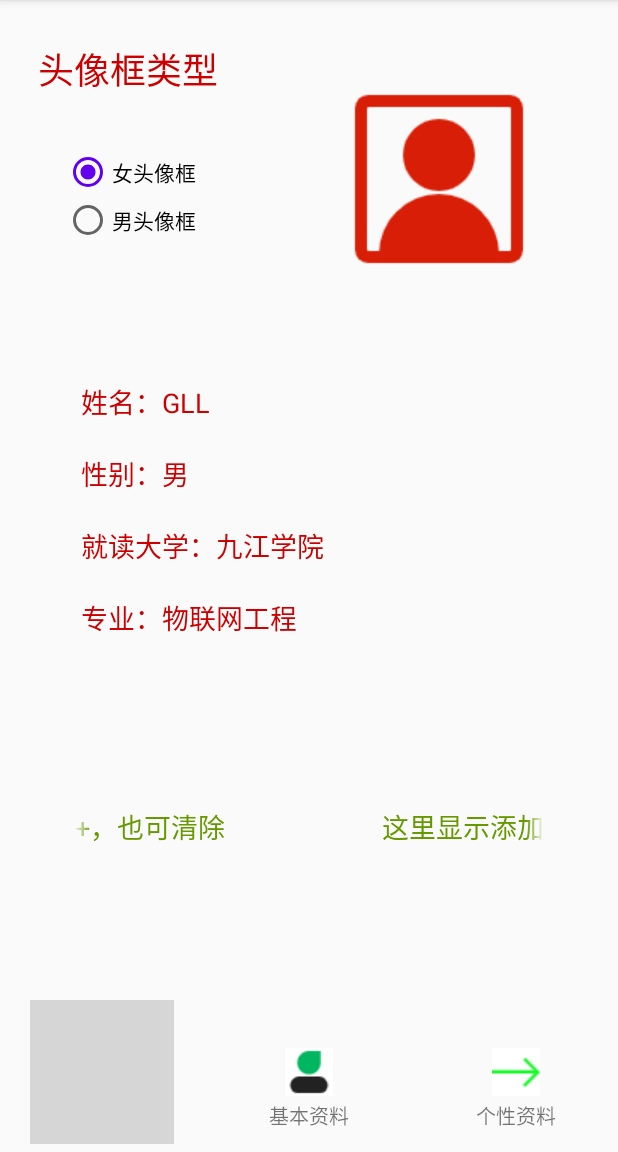
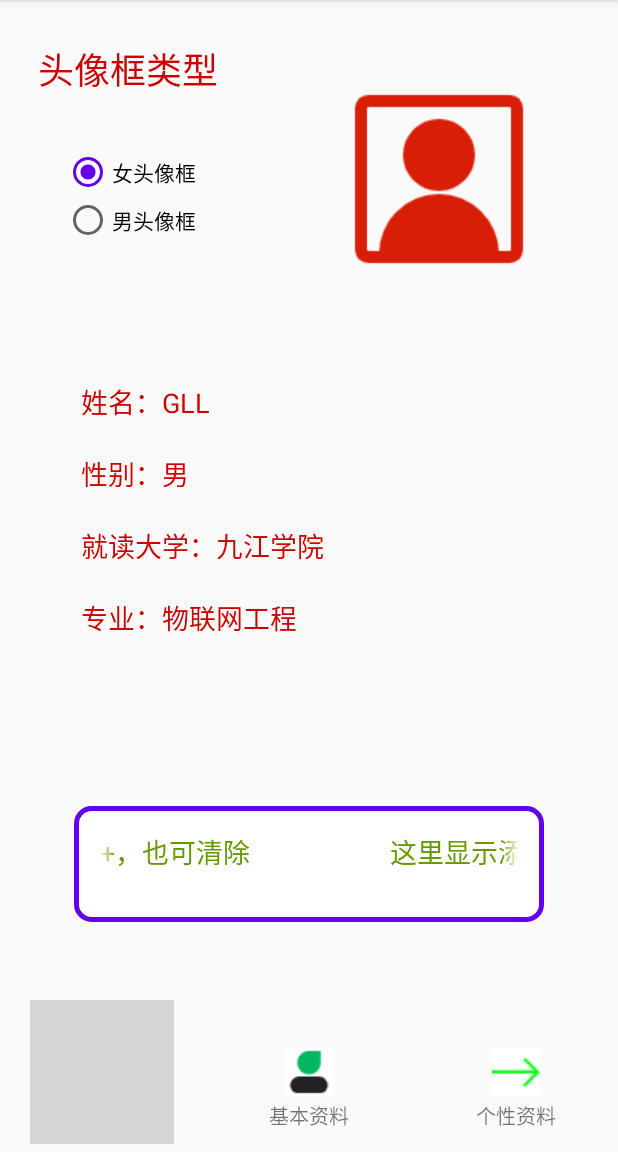
Before and after one commit to gllgll/MySelf, an Android app: the screen it shows after launch (MainActivity), on a phone screen of 412 x 824 dp, the part 84-1236 px from its top. Run offline under Robolectric (Android 15) with nearby library versions, the phone set to English and light mode, and no system bars; grey boxes are pictures that could not be loaded.

Commit message:
添加文本布局描边shape

```diff
--- /dev/null
+++ b/app/src/main/res/drawable/tv_shape.xml
@@ -0,0 +1,16 @@
+<?xml version="1.0" encoding="utf-8"?>
+<shape xmlns:android="http://schemas.android.com/apk/res/android">
+<!--    圆角-->
+    <corners android:radius="10dp"/>
+<!--    填充颜色-->
+    <solid android:color="@android:color/white"/>
+<!--    描边-->
+    <stroke android:width="3dp"
+        android:color="@color/colorAccent"/>
+<!--    内边距-->
+    <padding
+        android:top="17dp"
+        android:bottom="17dp"
+        android:left="17dp"
+        android:right="17dp"/>
+</shape>
--- a/app/src/main/res/layout/activity_main.xml
+++ b/app/src/main/res/layout/activity_main.xml
@@ -19,7 +19,7 @@
         android:layout_width="wrap_content"
         android:layout_height="wrap_content"
         android:orientation="horizontal"
-        app:layout_constraintGuide_percent="0.75" />
+        app:layout_constraintGuide_percent="0.8" />
 
     <androidx.constraintlayout.widget.Guideline
         android:id="@+id/guideline2"
@@ -243,6 +243,7 @@
         android:id="@+id/textView9"
         android:layout_width="0dp"
         android:layout_height="0dp"
+        android:background="@drawable/tv_shape"
         android:text="@string/textview_add"
         android:singleLine="true"
         android:ellipsize="marquee"
```
